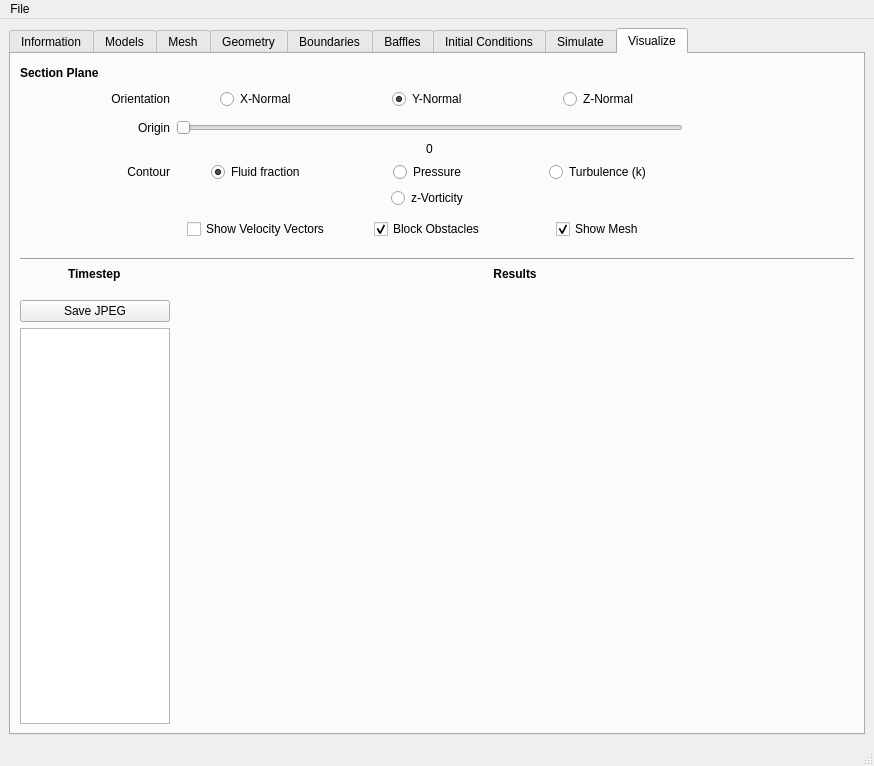
Old version of the form gui/civlcfd.ui in the repository civilcfd/Civil-CFD.
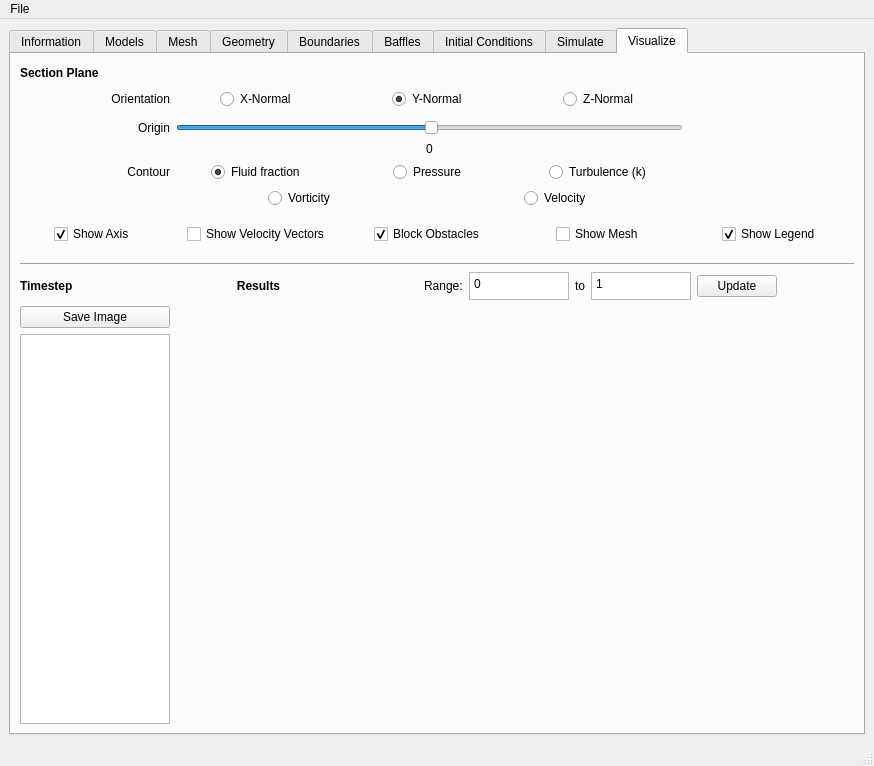
New version of the form. The open tabs and pages were chosen to show the change. Icons and pictures are not drawn. Custom widgets are drawn as their Qt base class.

```diff
--- a/gui/civlcfd.ui
+++ b/gui/civlcfd.ui
@@ -2668,8 +2668,103 @@
         <string>Visualize</string>
        </attribute>
        <layout class="QGridLayout" name="gridLayout_18">
-        <item row="0" column="2">
+        <item row="0" column="0">
          <layout class="QGridLayout" name="gridLayout_17">
+          <item row="12" column="2" colspan="3">
+           <layout class="QHBoxLayout" name="horizontalLayout_3">
+            <item>
+             <spacer name="horizontalSpacer_17">
+              <property name="orientation">
+               <enum>Qt::Horizontal</enum>
+              </property>
+              <property name="sizeHint" stdset="0">
+               <size>
+                <width>40</width>
+                <height>20</height>
+               </size>
+              </property>
+             </spacer>
+            </item>
+            <item alignment="Qt::AlignRight">
+             <widget class="QLabel" name="label_47">
+              <property name="text">
+               <string>Range:</string>
+              </property>
+             </widget>
+            </item>
+            <item>
+             <widget class="QPlainTextEdit" name="from">
+              <property name="sizePolicy">
+               <sizepolicy hsizetype="Fixed" vsizetype="Fixed">
+                <horstretch>0</horstretch>
+                <verstretch>0</verstretch>
+               </sizepolicy>
+              </property>
+              <property name="maximumSize">
+               <size>
+                <width>100</width>
+                <height>28</height>
+               </size>
+              </property>
+              <property name="plainText">
+               <string>0</string>
+              </property>
+             </widget>
+            </item>
+            <item alignment="Qt::AlignHCenter">
+             <widget class="QLabel" name="label_48">
+              <property name="maximumSize">
+               <size>
+                <width>17</width>
+                <height>16777215</height>
+               </size>
+              </property>
+              <property name="text">
+               <string>to</string>
+              </property>
+             </widget>
+            </item>
+            <item alignment="Qt::AlignLeft">
+             <widget class="QPlainTextEdit" name="to">
+              <property name="sizePolicy">
+               <sizepolicy hsizetype="Minimum" vsizetype="Fixed">
+                <horstretch>0</horstretch>
+                <verstretch>0</verstretch>
+               </sizepolicy>
+              </property>
+              <property name="maximumSize">
+               <size>
+                <width>100</width>
+                <height>28</height>
+               </size>
+              </property>
+              <property name="plainText">
+               <string>1</string>
+              </property>
+             </widget>
+            </item>
+            <item>
+             <widget class="QPushButton" name="updateRange">
+              <property name="text">
+               <string>Update</string>
+              </property>
+             </widget>
+            </item>
+            <item>
+             <spacer name="horizontalSpacer_18">
+              <property name="orientation">
+               <enum>Qt::Horizontal</enum>
+              </property>
+              <property name="sizeHint" stdset="0">
+               <size>
+                <width>40</width>
+                <height>20</height>
+               </size>
+              </property>
+             </spacer>
+            </item>
+           </layout>
+          </item>
           <item row="2" column="2">
            <spacer name="verticalSpacer_19">
             <property name="orientation">
@@ -2697,7 +2792,7 @@
             <property name="sizeHint" stdset="0">
              <size>
               <width>20</width>
-              <height>5</height>
+              <height>10</height>
              </size>
             </property>
            </spacer>
@@ -2727,27 +2822,23 @@
             </property>
            </widget>
           </item>
-          <item row="11" column="2" colspan="2">
-           <widget class="QLabel" name="label_46">
-            <property name="font">
-             <font>
-              <weight>75</weight>
-              <bold>true</bold>
-             </font>
-            </property>
-            <property name="text">
-             <string>Results</string>
-            </property>
-            <property name="alignment">
-             <set>Qt::AlignCenter</set>
-            </property>
-           </widget>
-          </item>
           <item row="3" column="1" colspan="3">
            <widget class="QSlider" name="origin">
+            <property name="sliderPosition">
+             <number>50</number>
+            </property>
+            <property name="tracking">
+             <bool>false</bool>
+            </property>
             <property name="orientation">
              <enum>Qt::Horizontal</enum>
             </property>
+            <property name="invertedAppearance">
+             <bool>false</bool>
+            </property>
+            <property name="invertedControls">
+             <bool>false</bool>
+            </property>
            </widget>
           </item>
           <item row="1" column="1" alignment="Qt::AlignHCenter">
@@ -2877,6 +2968,30 @@
             </attribute>
            </widget>
           </item>
+          <item row="6" column="1" colspan="3">
+           <layout class="QGridLayout" name="gridLayout_11">
+            <item row="0" column="0" alignment="Qt::AlignHCenter">
+             <widget class="QRadioButton" name="contourVorticity">
+              <property name="text">
+               <string>Vorticity</string>
+              </property>
+              <attribute name="buttonGroup">
+               <string notr="true">buttonGroup_2</string>
+              </attribute>
+             </widget>
+            </item>
+            <item row="0" column="1" alignment="Qt::AlignHCenter">
+             <widget class="QRadioButton" name="contourVelocity">
+              <property name="text">
+               <string>Velocity</string>
+              </property>
+              <attribute name="buttonGroup">
+               <string notr="true">buttonGroup_2</string>
+              </attribute>
+             </widget>
+            </item>
+           </layout>
+          </item>
           <item row="4" column="2">
            <widget class="QLabel" name="originText">
             <property name="maximumSize">
@@ -2903,16 +3018,8 @@
             </attribute>
            </widget>
           </item>
-          <item row="13" column="0">
-           <widget class="QPushButton" name="saveJPEG">
-            <property name="text">
-             <string>Save JPEG</string>
-            </property>
-            <property name="icon">
-             <iconset>
-              <normaloff>../../.designer/backup/icons/actions/document-save.png</normaloff>../../.designer/backup/icons/actions/document-save.png</iconset>
-            </property>
-           </widget>
+          <item row="13" column="1" rowspan="2" colspan="4">
+           <widget class="QVTKWidget" name="vis" native="true"/>
           </item>
           <item row="5" column="3" alignment="Qt::AlignHCenter">
            <widget class="QRadioButton" name="contourK">
@@ -2924,31 +3031,14 @@
             </attribute>
            </widget>
           </item>
-          <item row="13" column="1" rowspan="2" colspan="4">
-           <widget class="QVTKWidget" name="vis" native="true"/>
-          </item>
-          <item row="11" column="0" alignment="Qt::AlignHCenter">
-           <widget class="QLabel" name="label_40">
-            <property name="sizePolicy">
-             <sizepolicy hsizetype="Preferred" vsizetype="Fixed">
-              <horstretch>0</horstretch>
-              <verstretch>0</verstretch>
-             </sizepolicy>
-            </property>
-            <property name="maximumSize">
-             <size>
-              <width>16777215</width>
-              <height>15</height>
-             </size>
-            </property>
-            <property name="font">
-             <font>
-              <weight>75</weight>
-              <bold>true</bold>
-             </font>
-            </property>
+          <item row="13" column="0">
+           <widget class="QPushButton" name="saveJPEG">
             <property name="text">
-             <string>Timestep</string>
+             <string>Save Image</string>
+            </property>
+            <property name="icon">
+             <iconset>
+              <normaloff>../../.designer/backup/icons/actions/document-save.png</normaloff>../../.designer/backup/icons/actions/document-save.png</iconset>
             </property>
            </widget>
           </item>
@@ -2987,29 +3077,13 @@
             </property>
            </widget>
           </item>
-          <item row="12" column="2">
-           <spacer name="verticalSpacer_23">
-            <property name="orientation">
-             <enum>Qt::Vertical</enum>
-            </property>
-            <property name="sizeType">
-             <enum>QSizePolicy::Fixed</enum>
-            </property>
-            <property name="sizeHint" stdset="0">
-             <size>
-              <width>20</width>
-              <height>13</height>
-             </size>
-            </property>
-           </spacer>
-          </item>
           <item row="8" column="3" alignment="Qt::AlignHCenter">
            <widget class="QCheckBox" name="showMesh">
             <property name="text">
              <string>Show Mesh</string>
             </property>
             <property name="checked">
-             <bool>true</bool>
+             <bool>false</bool>
             </property>
            </widget>
           </item>
@@ -3030,10 +3104,64 @@
             </property>
            </widget>
           </item>
-          <item row="6" column="2" alignment="Qt::AlignHCenter">
-           <widget class="QRadioButton" name="contourVorticity">
+          <item row="12" column="1">
+           <widget class="QLabel" name="label_46">
+            <property name="font">
+             <font>
+              <weight>75</weight>
+              <bold>true</bold>
+             </font>
+            </property>
             <property name="text">
-             <string>z-Vorticity</string>
+             <string>Results</string>
+            </property>
+            <property name="alignment">
+             <set>Qt::AlignCenter</set>
+            </property>
+           </widget>
+          </item>
+          <item row="12" column="0">
+           <widget class="QLabel" name="label_40">
+            <property name="sizePolicy">
+             <sizepolicy hsizetype="Preferred" vsizetype="Fixed">
+              <horstretch>0</horstretch>
+              <verstretch>0</verstretch>
+             </sizepolicy>
+            </property>
+            <property name="maximumSize">
+             <size>
+              <width>16777215</width>
+              <height>15</height>
+             </size>
+            </property>
+            <property name="font">
+             <font>
+              <weight>75</weight>
+              <bold>true</bold>
+             </font>
+            </property>
+            <property name="text">
+             <string>Timestep</string>
+            </property>
+           </widget>
+          </item>
+          <item row="8" column="0" alignment="Qt::AlignHCenter">
+           <widget class="QCheckBox" name="showAxis">
+            <property name="text">
+             <string>Show Axis</string>
+            </property>
+            <property name="checked">
+             <bool>true</bool>
+            </property>
+           </widget>
+          </item>
+          <item row="8" column="4" alignment="Qt::AlignHCenter">
+           <widget class="QCheckBox" name="showLegend">
+            <property name="text">
+             <string>Show Legend</string>
+            </property>
+            <property name="checked">
+             <bool>true</bool>
             </property>
            </widget>
           </item>
```
Left out of the diff: 602 changed lines with no effect on the pictures.
